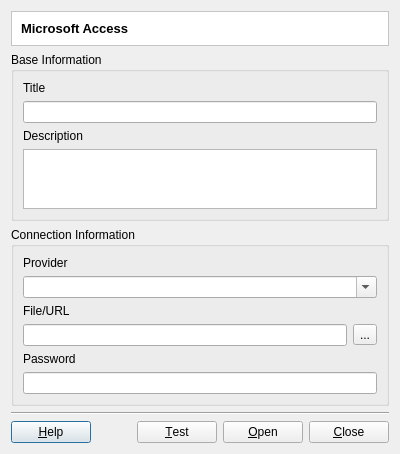
claudiobogossian/terralib5, file src/terralib/qt/plugins/datasource/ado/ui/ADOConnectorDialogForm.ui: the form before one commit.
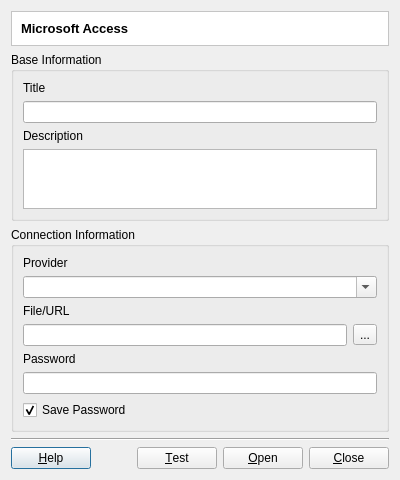
The form after the commit. Custom widgets are drawn as their Qt base class.

Commit message: added the option to serialize or not the password, closes #926

The edit to the form file:
```diff
--- a/src/terralib/qt/plugins/datasource/ado/ui/ADOConnectorDialogForm.ui
+++ b/src/terralib/qt/plugins/datasource/ado/ui/ADOConnectorDialogForm.ui
@@ -6,8 +6,8 @@
    <rect>
     <x>0</x>
     <y>0</y>
-    <width>356</width>
-    <height>433</height>
+    <width>388</width>
+    <height>468</height>
    </rect>
   </property>
   <property name="windowTitle">
@@ -169,6 +169,19 @@
                 </property>
                </widget>
               </item>
+              <item>
+               <widget class="QCheckBox" name="m_savePasswordCheckBox">
+                <property name="layoutDirection">
+                 <enum>Qt::LeftToRight</enum>
+                </property>
+                <property name="text">
+                 <string>Save Password</string>
+                </property>
+                <property name="checked">
+                 <bool>true</bool>
+                </property>
+               </widget>
+              </item>
              </layout>
             </item>
            </layout>
```
The commit also changes 13 other files.
